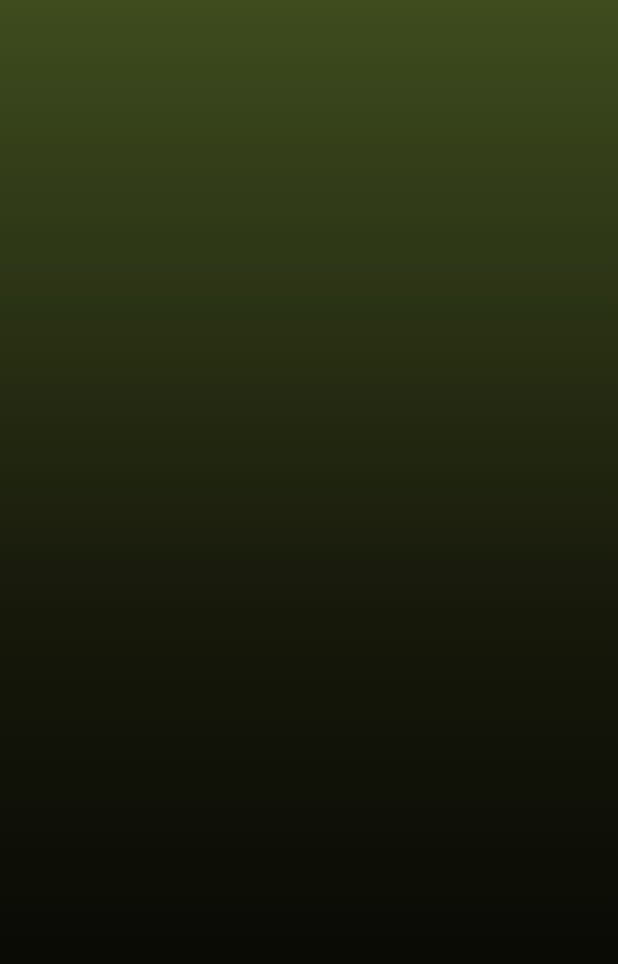
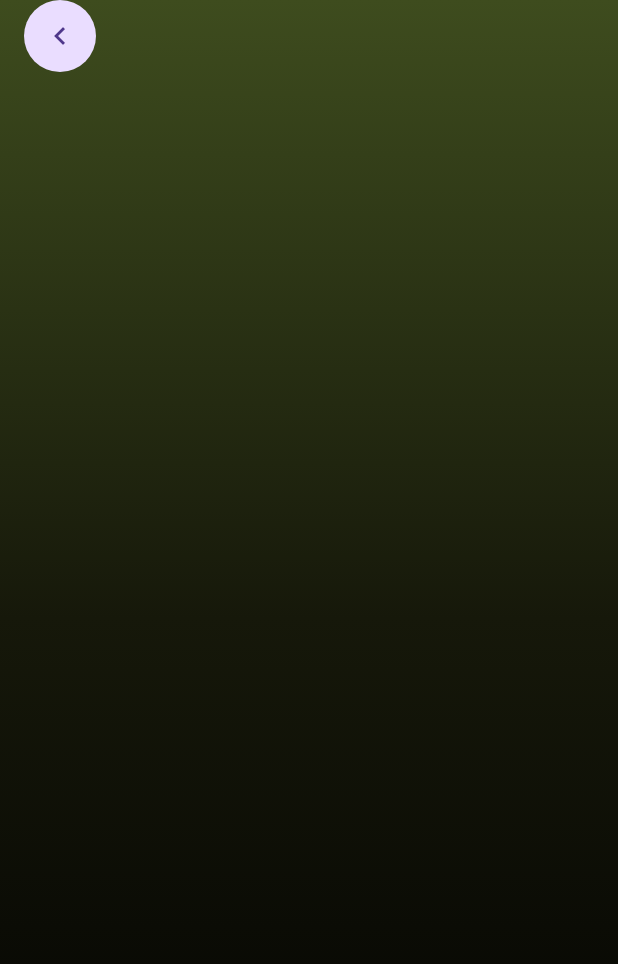
Before and after one commit to JAICHANGPARK/flutter_notebook_chapter_43, a Flutter app: the FoodOrderProfilePage screen opened directly, on a phone screen of 412 x 824 dp. Shown: the top 964 px of the screen. Run offline on Flutter 3.47's test engine with Material 3 defaults, Android fonts, the phone set to English and light mode, and no system bars; our stand-ins replace gap, hugeicons, percent_indicator.

Commit message:
Update food_order_profile_page.dart

```diff
--- a/lib/ep2393_food_order_app/ui/profile/food_order_profile_page.dart
+++ b/lib/ep2393_food_order_app/ui/profile/food_order_profile_page.dart
@@ -35,9 +35,22 @@ class _FoodOrderProfilePageState extends State<FoodOrderProfilePage> {
             left: 16,
             child: SafeArea(
               child: Column(
-                  children: [],
+                crossAxisAlignment: CrossAxisAlignment.start,
+                children: [
+                  Row(
+                    children: [
+                      CircleAvatar(
+                        radius: 24,
+                        child: Icon(
+                          Icons.chevron_left,
                         ),
-              ))
+                      )
+                    ],
+                  )
+                ],
+              ),
+            ),
+          )
         ],
       ),
     );
```
Lines whose indentation alone changed are shown as unchanged.
